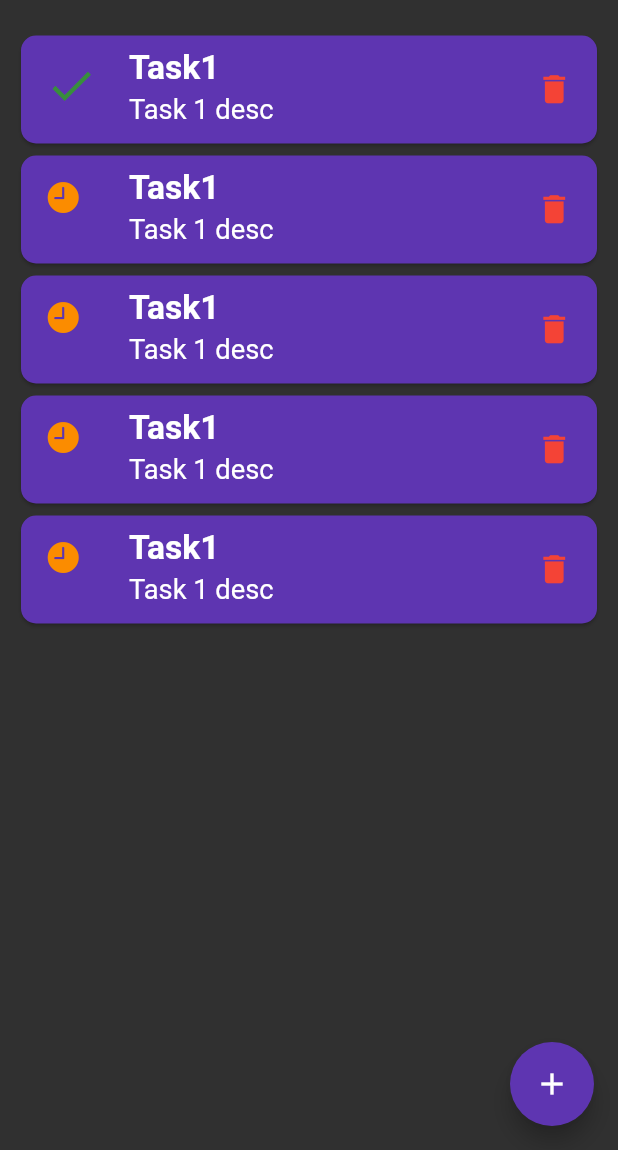
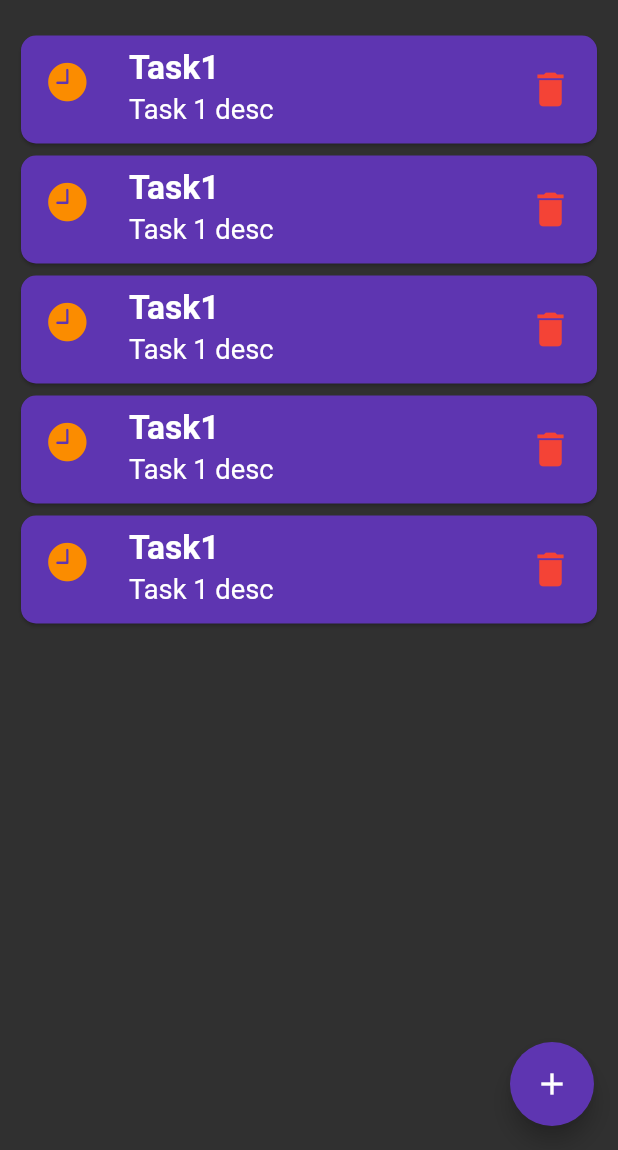
Before and after one commit to vinayak5002/ToDo-flutter, a Flutter app: the screen it shows after launch, after a tap on "Task1", on a phone screen of 412 x 824 dp, the part 86-1236 px from its top. Run offline on Flutter 3.47's test engine with Material 2 defaults, Android fonts, the phone set to English and light mode, and no system bars.

Commit message:
fixed checking issue

```diff
--- a/lib/Pages/taskPage.dart
+++ b/lib/Pages/taskPage.dart
@@ -18,12 +18,20 @@ class _TaskPageState extends State<TaskPage> {
     print(taskList);
   }
 
+  void onCheck (checkThis) {
+    print(taskList[taskList.indexOf(checkThis)].done);
+    setState(() {
+      taskList[taskList.indexOf(checkThis)].done = !taskList[taskList.indexOf(checkThis)].done;
+    });
+    print(taskList[taskList.indexOf(checkThis)].done);
+  }
+
   late List<Task> taskList = [
-    Task(title: "Task1", desc: "Task 1 desc", onDelete: deleteTask),
-    Task(title: "Task1", desc: "Task 1 desc", onDelete: deleteTask),
-    Task(title: "Task1", desc: "Task 1 desc", onDelete: deleteTask),
-    Task(title: "Task1", desc: "Task 1 desc", onDelete: deleteTask),
-    Task(title: "Task1", desc: "Task 1 desc", onDelete: deleteTask),
+    Task(title: "Task1", desc: "Task 1 desc", onDelete: deleteTask, done: false, onCheck: onCheck,),
+    Task(title: "Task1", desc: "Task 1 desc", onDelete: deleteTask, done: false, onCheck: onCheck,),
+    Task(title: "Task1", desc: "Task 1 desc", onDelete: deleteTask, done: false, onCheck: onCheck,),
+    Task(title: "Task1", desc: "Task 1 desc", onDelete: deleteTask, done: false, onCheck: onCheck,),
+    Task(title: "Task1", desc: "Task 1 desc", onDelete: deleteTask, done: false, onCheck: onCheck,),
   ];
 
   @override
@@ -52,8 +60,11 @@ class _TaskPageState extends State<TaskPage> {
             Expanded(
               child: Padding(
                 padding: const EdgeInsets.fromLTRB(10, 0, 10, 0),
-                child: ListView(
-                  children: taskList,
+                child: ListView.builder(
+                  itemBuilder: (context, index){
+                    return taskList[index];
+                  },
+                  itemCount: taskList.length,
                 ),
               ),
             )
--- a/lib/Widgets/Task.dart
+++ b/lib/Widgets/Task.dart
@@ -2,14 +2,20 @@ import 'package:flutter/cupertino.dart';
 import 'package:flutter/material.dart';
 
 class Task extends StatefulWidget {
-  const Task({ Key? key, required this.title, required this.desc, required this.onDelete }) : super(key: key);
+  Task({required this.title, required this.desc, required this.onDelete, required this.done, required this.onCheck });
 
   final String title;
   final String desc;
   final Function onDelete;
+  final Function onCheck;
+  late bool done;
 
   void DeleteThis(){
     onDelete( this );
+  }
+
+  void checkThis(){
+    onCheck( this );
   }
 
   @override
@@ -17,8 +23,6 @@ class Task extends StatefulWidget {
 }
 
 class _TaskState extends State<Task> {
-
-  bool done = false;
 
   @override
   Widget build(BuildContext context) {
@@ -31,21 +35,18 @@ class _TaskState extends State<Task> {
 
       child: ListTile(
 
-        leading: done ? Icon(Icons.done, color: Colors.green[700],size: 35,)  : Icon(CupertinoIcons.clock_fill, color: Colors.orange[600],),
+        leading: GestureDetector(
+          onTap: (){
+            print("tapped on icon");
+            widget.checkThis();
+            setState(() {
+            });
+          },
+          child: widget.done ? Icon(CupertinoIcons.check_mark_circled, color: Colors.green,size: 35,)  : Icon(CupertinoIcons.clock_fill, color: Colors.orange[600], size: 30,),
+        ),
 
         title: InkWell(
           onTap: (){
-            print("clicked");
-            if(done){
-              setState(() {
-                done = false;
-              });
-            }
-            else{
-              setState(() {
-                done = true;
-              });
-            }
           },
           child: Text(
             "${widget.title}",
@@ -71,7 +72,7 @@ class _TaskState extends State<Task> {
             widget.DeleteThis();
           },
 
-          child: Icon(Icons.delete, color: Colors.red, size: 25,)
+          child: Icon(Icons.delete, color: Colors.red, size: 30,)
         ),
       )
     );
--- a/lib/main.dart
+++ b/lib/main.dart
@@ -11,6 +11,7 @@ class MyApp extends StatelessWidget {
   @override
   Widget build(BuildContext context) {
     return MaterialApp(
+      debugShowCheckedModeBanner: false,
       home: TaskPage()
     );
   }
```
Also changed, not shown: lib/Pages/addTask.dart (+11 -0 lines).
